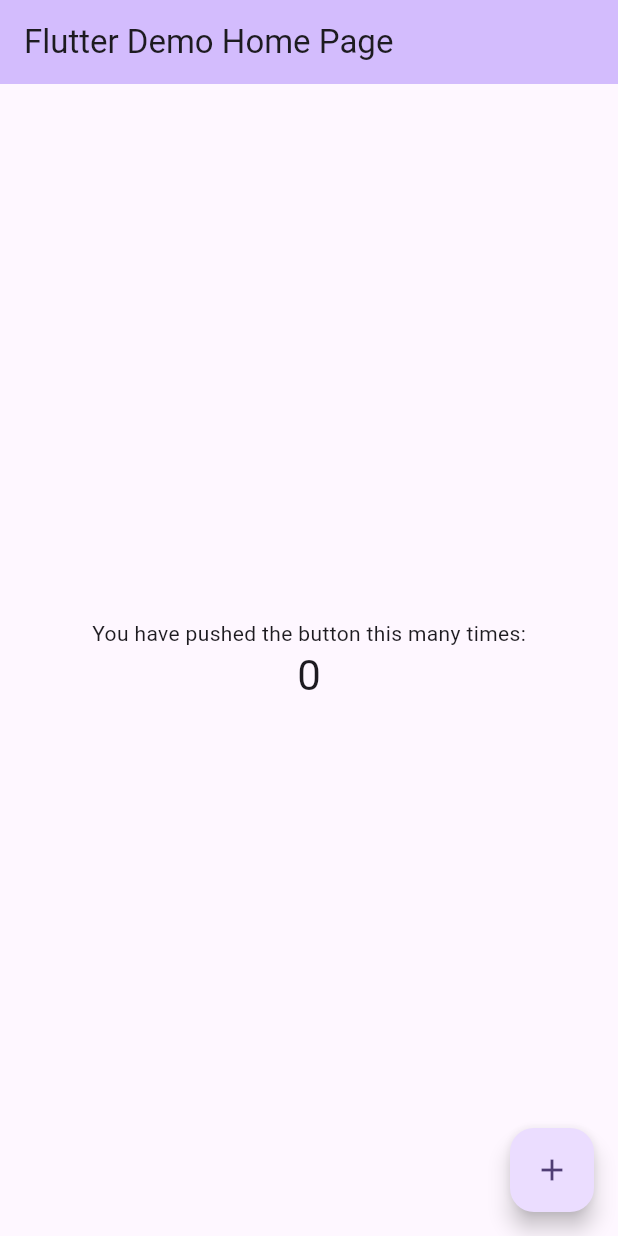
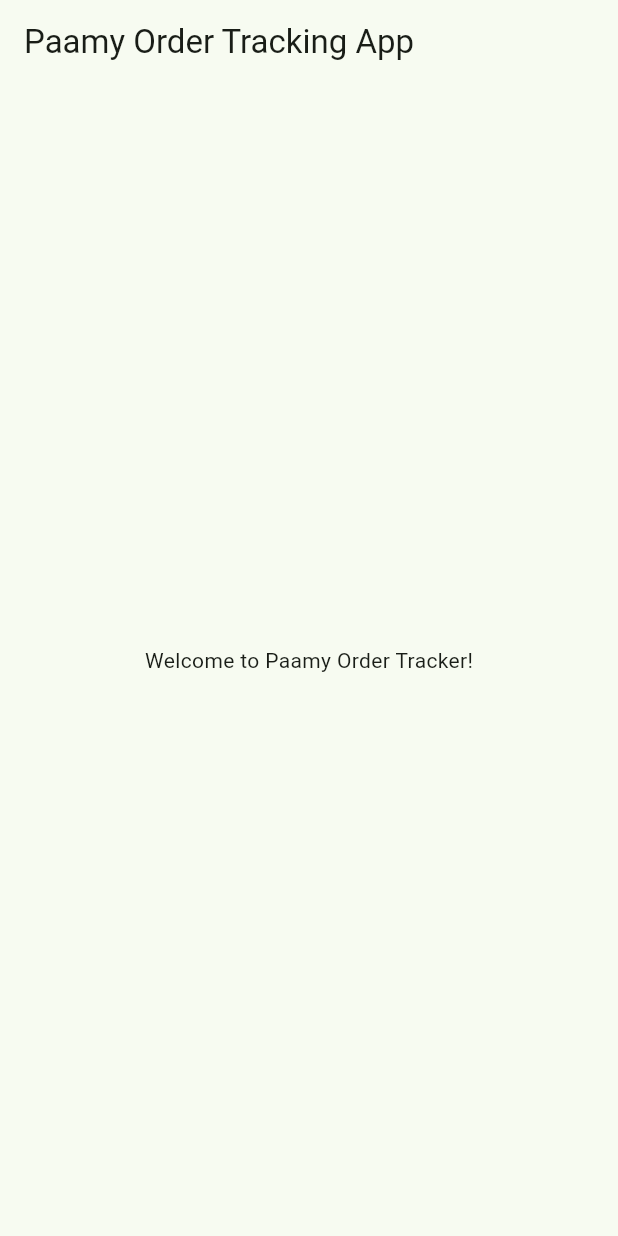
Before and after one commit to Ammarmyp/lounge_order_tracker, a Flutter app: the screen it shows after launch, on a phone screen of 412 x 824 dp. Run offline on Flutter 3.47's test engine with Material 3 defaults, Android fonts, the phone set to English and light mode, and no system bars.

Commit message:
app clean up

```diff
--- a/lib/app.dart
+++ b/lib/app.dart
@@ -0,0 +1,19 @@
+import 'package:flutter/material.dart';
+import 'package:paamy_order_tracker/features/home/presentation/my_home_page.dart';
+
+class MyApp extends StatelessWidget {
+  const MyApp({super.key});
+
+  // This widget is the root of your application.
+  @override
+  Widget build(BuildContext context) {
+    return MaterialApp(
+      title: 'Flutter Demo',
+      theme: ThemeData(
+        colorScheme: ColorScheme.fromSeed(seedColor: Colors.green),
+        useMaterial3: true,
+      ),
+      home: const MyHomePage(title: 'Paamy Order Tracking App'),
+    );
+  }
+}
--- /dev/null
+++ b/lib/features/home/presentation/my_home_page.dart
@@ -0,0 +1,26 @@
+import 'package:flutter/material.dart';
+
+class MyHomePage extends StatefulWidget {
+  const MyHomePage({super.key, required this.title});
+
+  final String title;
+
+  @override
+  State<MyHomePage> createState() => _MyHomePageState();
+}
+
+class _MyHomePageState extends State<MyHomePage> {
+  @override
+  Widget build(BuildContext context) {
+    return Scaffold(
+      appBar: AppBar(
+        title: Text(widget.title),
+      ),
+      body: const Center(
+        child: Text(
+          'Welcome to Paamy Order Tracker!',
+        ),
+      ),
+    );
+  }
+}
--- a/lib/main.dart
+++ b/lib/main.dart
@@ -1,125 +1,6 @@
 import 'package:flutter/material.dart';
+import 'package:paamy_order_tracker/app.dart';
 
 void main() {
   runApp(const MyApp());
 }
-
-class MyApp extends StatelessWidget {
-  const MyApp({super.key});
-
-  // This widget is the root of your application.
-  @override
-  Widget build(BuildContext context) {
-    return MaterialApp(
-      title: 'Flutter Demo',
-      theme: ThemeData(
-        // This is the theme of your application.
-        //
-        // TRY THIS: Try running your application with "flutter run". You'll see
-        // the application has a purple toolbar. Then, without quitting the app,
-        // try changing the seedColor in the colorScheme below to Colors.green
-        // and then invoke "hot reload" (save your changes or press the "hot
-        // reload" button in a Flutter-supported IDE, or press "r" if you used
-        // the command line to start the app).
-        //
-        // Notice that the counter didn't reset back to zero; the application
-        // state is not lost during the reload. To reset the state, use hot
-        // restart instead.
-        //
-        // This works for code too, not just values: Most code changes can be
-        // tested with just a hot reload.
-        colorScheme: ColorScheme.fromSeed(seedColor: Colors.deepPurple),
-        useMaterial3: true,
-      ),
-      home: const MyHomePage(title: 'Flutter Demo Home Page'),
-    );
-  }
-}
-
-class MyHomePage extends StatefulWidget {
-  const MyHomePage({super.key, required this.title});
-
-  // This widget is the home page of your application. It is stateful, meaning
-  // that it has a State object (defined below) that contains fields that affect
-  // how it looks.
-
-  // This class is the configuration for the state. It holds the values (in this
-  // case the title) provided by the parent (in this case the App widget) and
-  // used by the build method of the State. Fields in a Widget subclass are
-  // always marked "final".
-
-  final String title;
-
-  @override
-  State<MyHomePage> createState() => _MyHomePageState();
-}
-
-class _MyHomePageState extends State<MyHomePage> {
-  int _counter = 0;
-
-  void _incrementCounter() {
-    setState(() {
-      // This call to setState tells the Flutter framework that something has
-      // changed in this State, which causes it to rerun the build method below
-      // so that the display can reflect the updated values. If we changed
-      // _counter without calling setState(), then the build method would not be
-      // called again, and so nothing would appear to happen.
-      _counter++;
-    });
-  }
-
-  @override
-  Widget build(BuildContext context) {
-    // This method is rerun every time setState is called, for instance as done
-    // by the _incrementCounter method above.
-    //
-    // The Flutter framework has been optimized to make rerunning build methods
-    // fast, so that you can just rebuild anything that needs updating rather
-    // than having to individually change instances of widgets.
-    return Scaffold(
-      appBar: AppBar(
-        // TRY THIS: Try changing the color here to a specific color (to
-        // Colors.amber, perhaps?) and trigger a hot reload to see the AppBar
-        // change color while the other colors stay the same.
-        backgroundColor: Theme.of(context).colorScheme.inversePrimary,
-        // Here we take the value from the MyHomePage object that was created by
-        // the App.build method, and use it to set our appbar title.
-        title: Text(widget.title),
-      ),
-      body: Center(
-        // Center is a layout widget. It takes a single child and positions it
-        // in the middle of the parent.
-        child: Column(
-          // Column is also a layout widget. It takes a list of children and
-          // arranges them vertically. By default, it sizes itself to fit its
-          // children horizontally, and tries to be as tall as its parent.
-          //
-          // Column has various properties to control how it sizes itself and
-          // how it positions its children. Here we use mainAxisAlignment to
-          // center the children vertically; the main axis here is the vertical
-          // axis because Columns are vertical (the cross axis would be
-          // horizontal).
-          //
-          // TRY THIS: Invoke "debug painting" (choose the "Toggle Debug Paint"
-          // action in the IDE, or press "p" in the console), to see the
-          // wireframe for each widget.
-          mainAxisAlignment: MainAxisAlignment.center,
-          children: <Widget>[
-            const Text(
-              'You have pushed the button this many times:',
-            ),
-            Text(
-              '$_counter',
-              style: Theme.of(context).textTheme.headlineMedium,
-            ),
-          ],
-        ),
-      ),
-      floatingActionButton: FloatingActionButton(
-        onPressed: _incrementCounter,
-        tooltip: 'Increment',
-        child: const Icon(Icons.add),
-      ), // This trailing comma makes auto-formatting nicer for build methods.
-    );
-  }
-}
```
Also changed, not shown: 1 other file.
